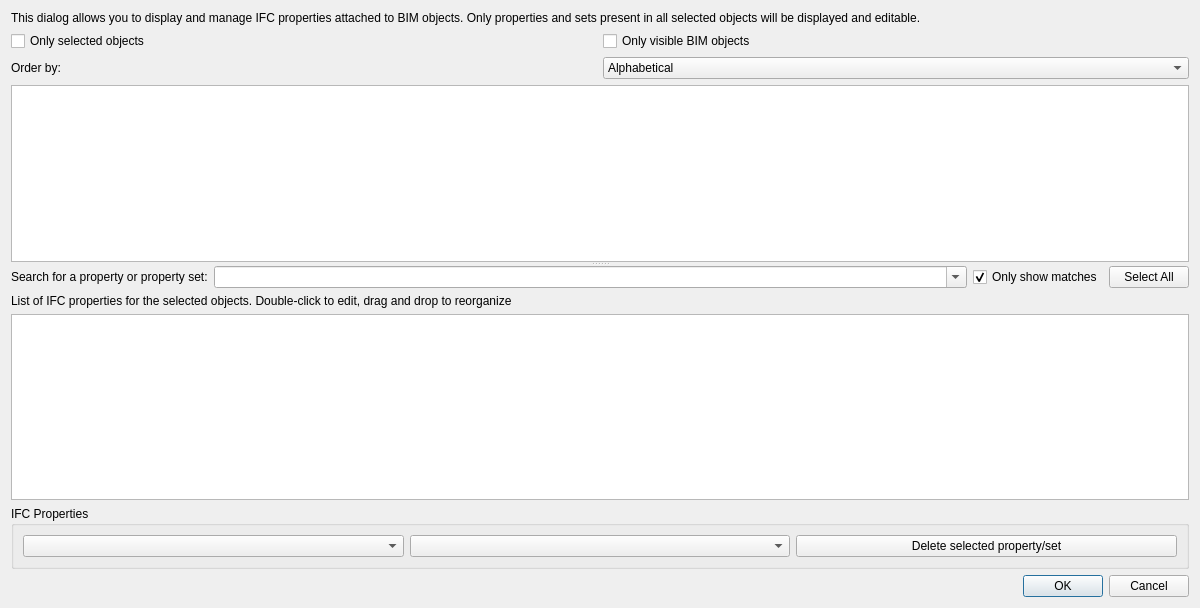
Qt form src/Mod/BIM/Resources/ui/dialogIfcProperties.ui (southseact-3d/fcd) before a commit.
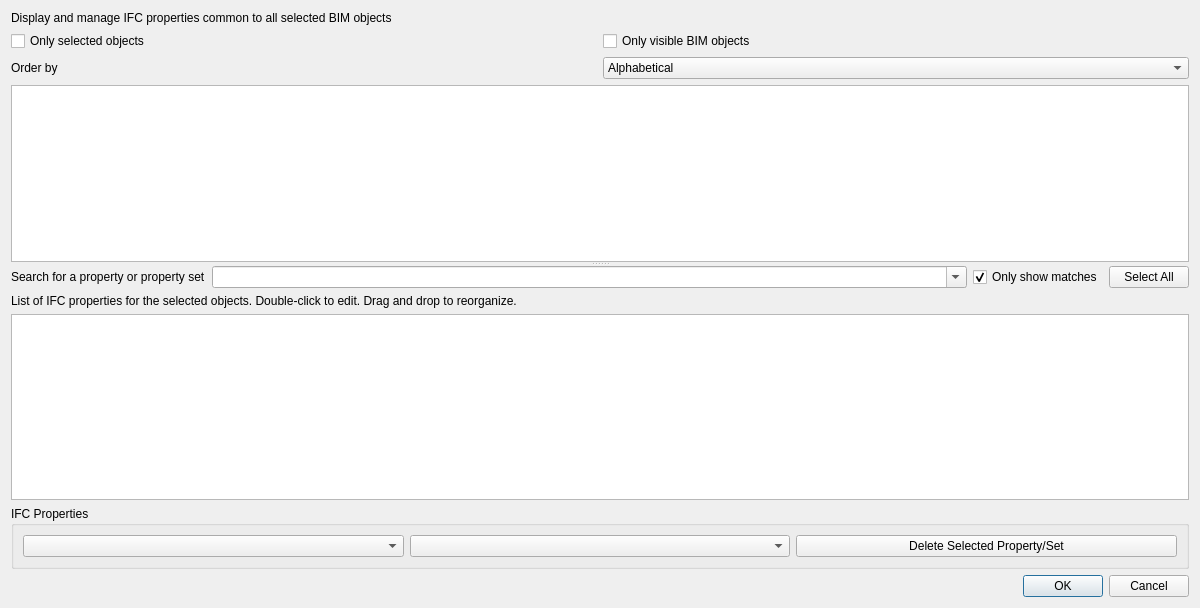
The same form after that commit. Icons and pictures are not drawn.

Diff of the .ui file:
```diff
--- a/src/Mod/BIM/Resources/ui/dialogIfcProperties.ui
+++ b/src/Mod/BIM/Resources/ui/dialogIfcProperties.ui
@@ -17,7 +17,7 @@
    <item>
     <widget class="QLabel" name="labelinfo">
      <property name="text">
-      <string>This dialog allows you to display and manage IFC properties attached to BIM objects. Only properties and sets present in all selected objects will be displayed and editable.</string>
+      <string>Display and manage IFC properties common to all selected BIM objects</string>
      </property>
      <property name="wordWrap">
       <bool>true</bool>
@@ -47,7 +47,7 @@
      <item>
       <widget class="QLabel" name="label_6">
        <property name="text">
-        <string>Order by:</string>
+        <string>Order by</string>
        </property>
       </widget>
      </item>
@@ -108,7 +108,7 @@
          <item>
           <widget class="QLabel" name="label_7">
            <property name="text">
-            <string>Search for a property or property set:</string>
+            <string>Search for a property or property set</string>
            </property>
           </widget>
          </item>
@@ -147,7 +147,7 @@
        <item>
         <widget class="QLabel" name="label">
          <property name="text">
-          <string>List of IFC properties for the selected objects. Double-click to edit, drag and drop to reorganize</string>
+          <string>List of IFC properties for the selected objects. Double-click to edit. Drag and drop to reorganize.</string>
          </property>
          <property name="wordWrap">
           <bool>true</bool>
@@ -179,7 +179,7 @@
       <item>
        <widget class="QPushButton" name="buttonIFCPropertiesDelete">
         <property name="text">
-         <string>Delete selected property/set</string>
+         <string>Delete Selected Property/Set</string>
         </property>
         <property name="icon">
          <iconset theme="gtk-delete">
```
